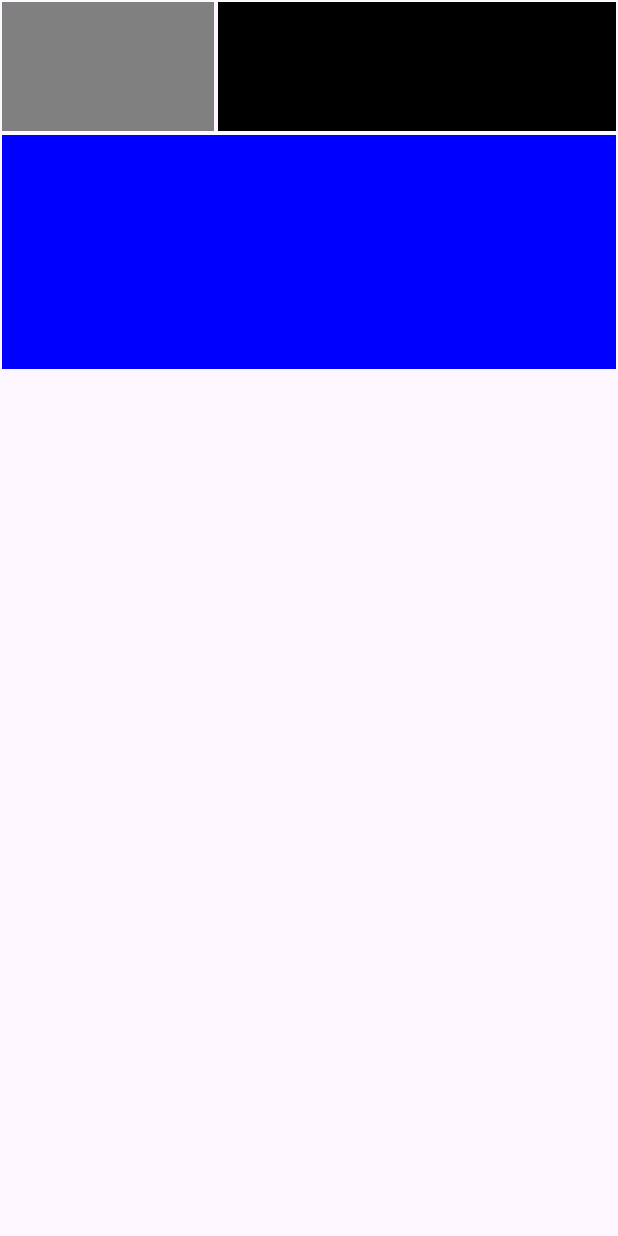
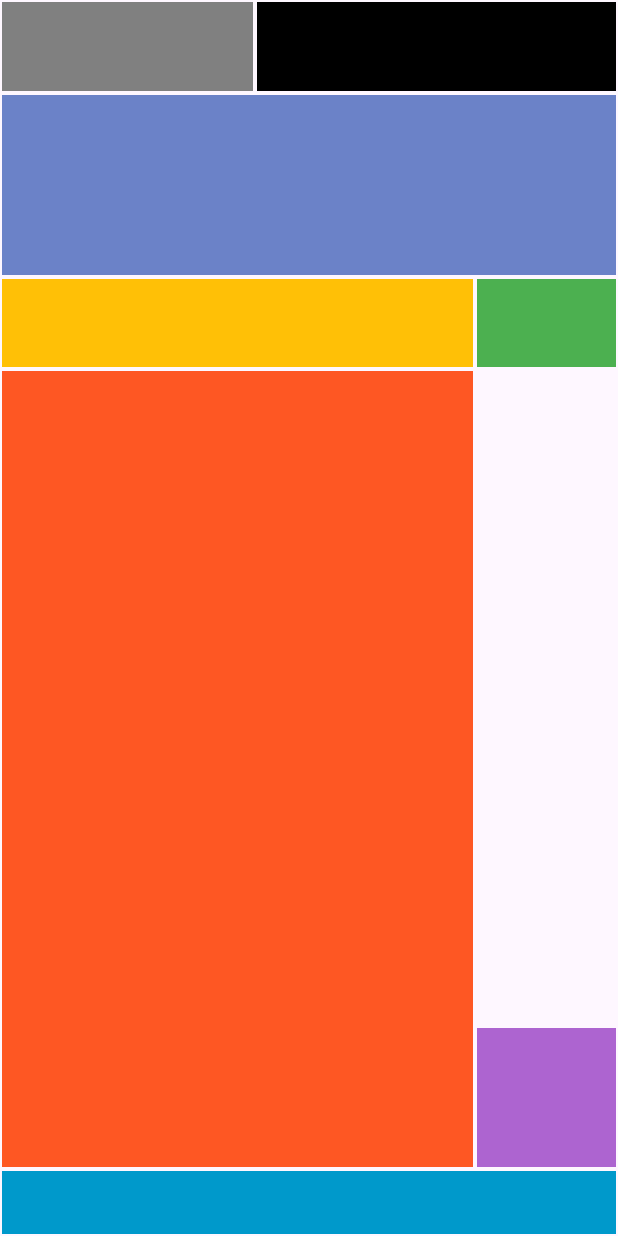
Before and after one commit to paulrojasg/constraint_layout_android_studio, an Android app: the screen it shows after launch (MainActivity), on a phone screen of 412 x 824 dp. Run offline under Robolectric (Android 15) with nearby library versions, the phone set to English and light mode, and no system bars.

Commit message:
Finished example

```diff
--- a/app/src/main/res/layout/activity_main.xml
+++ b/app/src/main/res/layout/activity_main.xml
@@ -11,56 +11,155 @@
         android:layout_width="wrap_content"
         android:layout_height="wrap_content"
         android:orientation="vertical"
-        app:layout_constraintGuide_percent="0.35" />
+        app:layout_constraintGuide_begin="170dp" />
 
     <androidx.constraintlayout.widget.Guideline
         android:id="@+id/guideline3"
         android:layout_width="wrap_content"
         android:layout_height="wrap_content"
         android:orientation="horizontal"
-        app:layout_constraintGuide_percent="0.10738255" />
+        app:layout_constraintGuide_begin="62dp" />
 
     <androidx.constraintlayout.widget.Guideline
         android:id="@+id/guideline4"
         android:layout_width="wrap_content"
         android:layout_height="wrap_content"
         android:orientation="horizontal"
-        app:layout_constraintGuide_percent="0.3" />
+        app:layout_constraintGuide_begin="185dp" />
+
+    <androidx.constraintlayout.widget.Guideline
+        android:id="@+id/guideline5"
+        android:layout_width="wrap_content"
+        android:layout_height="wrap_content"
+        android:orientation="vertical"
+        app:layout_constraintGuide_begin="317dp" />
+
+    <androidx.constraintlayout.widget.Guideline
+        android:id="@+id/guideline6"
+        android:layout_width="wrap_content"
+        android:layout_height="wrap_content"
+        android:orientation="horizontal"
+        app:layout_constraintGuide_begin="246dp" />
+
+    <androidx.constraintlayout.widget.Guideline
+        android:id="@+id/guideline7"
+        android:layout_width="wrap_content"
+        android:layout_height="wrap_content"
+        android:orientation="vertical"
+        app:layout_constraintGuide_begin="20dp" />
+
+    <androidx.constraintlayout.widget.Guideline
+        android:id="@+id/guideline8"
+        android:layout_width="wrap_content"
+        android:layout_height="wrap_content"
+        android:orientation="vertical"
+        app:layout_constraintGuide_begin="20dp" />
+
+    <androidx.constraintlayout.widget.Guideline
+        android:id="@+id/guideline9"
+        android:layout_width="wrap_content"
+        android:layout_height="wrap_content"
+        android:orientation="horizontal"
+        app:layout_constraintGuide_end="45dp" />
+
+    <androidx.constraintlayout.widget.Guideline
+        android:id="@+id/guideline10"
+        android:layout_width="wrap_content"
+        android:layout_height="wrap_content"
+        android:orientation="horizontal"
+        app:layout_constraintGuide_percent="0.83" />
 
     <View
         android:id="@+id/view_gray"
         android:layout_width="0dp"
         android:layout_height="0dp"
+        android:layout_margin="1dp"
         android:background="@color/gray"
         app:layout_constraintBottom_toTopOf="@+id/guideline3"
         app:layout_constraintEnd_toStartOf="@+id/guideline2"
         app:layout_constraintStart_toStartOf="parent"
-        app:layout_constraintTop_toTopOf="parent"
-        android:layout_margin="1dp"/>
+        app:layout_constraintTop_toTopOf="parent" />
 
     <View
         android:id="@+id/view_black"
         android:layout_width="0dp"
         android:layout_height="0dp"
+        android:layout_margin="1dp"
         android:background="@color/black"
-        app:layout_constraintTop_toTopOf="parent"
+        app:layout_constraintBottom_toTopOf="@id/guideline3"
         app:layout_constraintEnd_toEndOf="parent"
         app:layout_constraintStart_toEndOf="@id/guideline2"
-        app:layout_constraintBottom_toTopOf="@id/guideline3"
-        android:layout_margin="1dp"
-       />
+        app:layout_constraintTop_toTopOf="parent" />
 
     <View
         android:id="@+id/view_blue"
         android:layout_width="0dp"
         android:layout_height="0dp"
+        android:layout_margin="1dp"
         android:background="@color/blue"
+        app:layout_constraintBottom_toBottomOf="@+id/guideline4"
+        app:layout_constraintEnd_toEndOf="parent"
+        app:layout_constraintStart_toStartOf="parent"
+        app:layout_constraintTop_toTopOf="@+id/guideline3" />
+
+    <View
+        android:id="@+id/view_yellow"
+        android:layout_width="0dp"
+        android:layout_height="0dp"
         android:layout_margin="1dp"
+        android:background="@color/yellow"
+        app:layout_constraintBottom_toTopOf="@id/guideline6"
+        app:layout_constraintEnd_toStartOf="@id/guideline5"
         app:layout_constraintStart_toStartOf="parent"
+        app:layout_constraintTop_toBottomOf="@id/guideline4" />
+
+    <View
+        android:id="@+id/view_green"
+        android:layout_width="0dp"
+        android:layout_height="0dp"
+        android:layout_margin="1dp"
+        android:background="@color/green"
+        app:layout_constraintBottom_toTopOf="@id/guideline6"
         app:layout_constraintEnd_toEndOf="parent"
-        app:layout_constraintTop_toTopOf="@+id/guideline3"
-        app:layout_constraintBottom_toBottomOf="@+id/guideline4"
+        app:layout_constraintStart_toStartOf="@id/guideline5"
+        app:layout_constraintTop_toBottomOf="@id/guideline4" />
+
+    <View
+        android:id="@+id/view_orange"
+        android:layout_width="0dp"
+        android:layout_height="0dp"
+        android:layout_margin="1dp"
+        android:background="@color/orange"
+        app:layout_constraintBottom_toTopOf="@id/guideline9"
+        app:layout_constraintEnd_toStartOf="@id/guideline5"
+        app:layout_constraintStart_toStartOf="parent"
+        app:layout_constraintTop_toTopOf="@id/guideline6" />
+
+    <View
+        android:id="@+id/view_magenta"
+        android:layout_width="0dp"
+        android:layout_height="0dp"
+        android:layout_margin="1dp"
+        android:background="@color/magenta"
+        app:layout_constraintBottom_toTopOf="@id/guideline9"
+        app:layout_constraintEnd_toEndOf="parent"
+        app:layout_constraintStart_toEndOf="@id/guideline5"
+        app:layout_constraintTop_toTopOf="@id/guideline10"
+        />
+
+    <View
+        android:id="@+id/view_cyan"
+        android:layout_width="0dp"
+        android:layout_height="0dp"
+        android:layout_margin="1dp"
+        android:background="@color/cyan"
+        app:layout_constraintBottom_toBottomOf="parent"
+        app:layout_constraintEnd_toEndOf="parent"
+        app:layout_constraintStart_toStartOf="parent"
+        app:layout_constraintTop_toTopOf="@id/guideline9"
         />
 
 
+
+
 </androidx.constraintlayout.widget.ConstraintLayout>
--- a/app/src/main/res/values/colors.xml
+++ b/app/src/main/res/values/colors.xml
@@ -3,10 +3,11 @@
     <color name="black">#FF000000</color>
     <color name="white">#FFFFFFFF</color>
     <color name="red">#FFFF0000</color>
-    <color name="green">#FF00FF00</color>
-    <color name="blue">#FF0000FF</color>
-    <color name="yellow">#FFFFFF00</color>
-    <color name="cyan">#FF00FFFF</color>
-    <color name="magenta">#FFFF00FF</color>
+    <color name="green">#FF4CB050</color>
+    <color name="blue">#FF6B82C8</color>
+    <color name="yellow">#FFFFC006</color>
+    <color name="cyan">#FF0099CB</color>
+    <color name="magenta">#FFAD64D0</color>
     <color name="gray">#FF808080</color>
+    <color name="orange">#FFFE5723</color>
 </resources>
```
